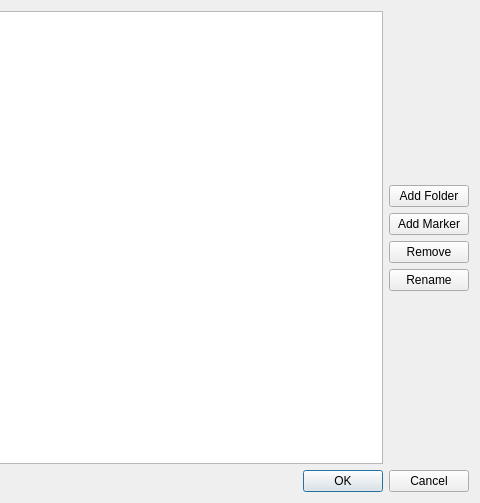
Sigil-Ebook/Sigil, file src/Form_Files/EmptyLayout.ui: the form before one commit; both pictures show x 271 to 751 and y 0 to 503 of the 751 by 503 pixel window.
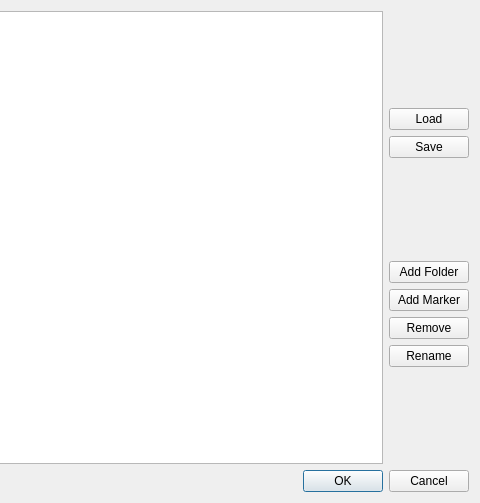
The form after the commit.

Commit message: add Load/Save capability to custom empty epub designer

The edit to the form file:
```diff
--- a/src/Form_Files/EmptyLayout.ui
+++ b/src/Form_Files/EmptyLayout.ui
@@ -50,13 +50,49 @@
                   <property name="sizeHint" stdset="0">
                     <size>
                       <width>20</width>
-                      <height>40</height>
+                      <height>60</height>
                     </size>
                   </property>
                 </spacer>
               </item>
 
               <item row="1" column="0">
+                <widget class="QPushButton" name="loadButton">
+                  <property name="toolTip">
+                    <string>Load a previously saved design from an ini file.</string>
+                  </property>
+                  <property name="text">
+                    <string>Load</string>
+                  </property>
+                </widget>
+              </item>
+
+              <item row="2" column="0">
+                <widget class="QPushButton" name="saveButton">
+                  <property name="toolTip">
+                    <string>Save the current design to an ini file.</string>
+                  </property>
+                  <property name="text">
+                    <string>Save</string>
+                  </property>
+                </widget>
+              </item>
+
+              <item row="3" column="0">
+                <spacer name="verticalSpacer_02">
+                  <property name="orientation">
+                    <enum>Qt::Vertical</enum>
+                  </property>
+                  <property name="sizeHint" stdset="0">
+                    <size>
+                      <width>20</width>
+                      <height>40</height>
+                    </size>
+                  </property>
+                </spacer>
+              </item>
+
+              <item row="4" column="0">
                 <widget class="QPushButton" name="addButton">
                   <property name="toolTip">
                     <string>Add a new folder to parent.</string>
@@ -67,7 +103,7 @@
                 </widget>
               </item>
 
-              <item row="2" column="0">
+              <item row="5" column="0">
                 <widget class="QPushButton" name="addFileButton">
                   <property name="toolTip">
                     <string>Add an allowed file type marker to an existing folder.</string>
@@ -78,7 +114,7 @@
                 </widget>
               </item>
 
-              <item row="3" column="0">
+              <item row="6" column="0">
                 <widget class="QPushButton" name="delButton">
                   <property name="toolTip">
                     <string>Remove an existing file type marker or folder.</string>
@@ -89,7 +125,7 @@
                 </widget>
               </item>
 
-              <item row="4" column="0">
+              <item row="7" column="0">
                 <widget class="QPushButton" name="renameButton">
                   <property name="toolTip">
                     <string>Rename a folder or OPF, NCX or Nav marker.</string>
@@ -100,15 +136,15 @@
                 </widget>
               </item>
 
-              <item row="5" column="0">
-                <spacer name="verticalSpacer">
+              <item row="8" column="0">
+                <spacer name="verticalSpacer_03">
                   <property name="orientation">
                     <enum>Qt::Vertical</enum>
                   </property>
                   <property name="sizeHint" stdset="0">
                     <size>
                       <width>20</width>
-                      <height>40</height>
+                      <height>60</height>
                     </size>
                   </property>
                 </spacer>
```
Left out of the diff: 4 changed lines with no effect on the pictures. The commit also changes 2 other files.
